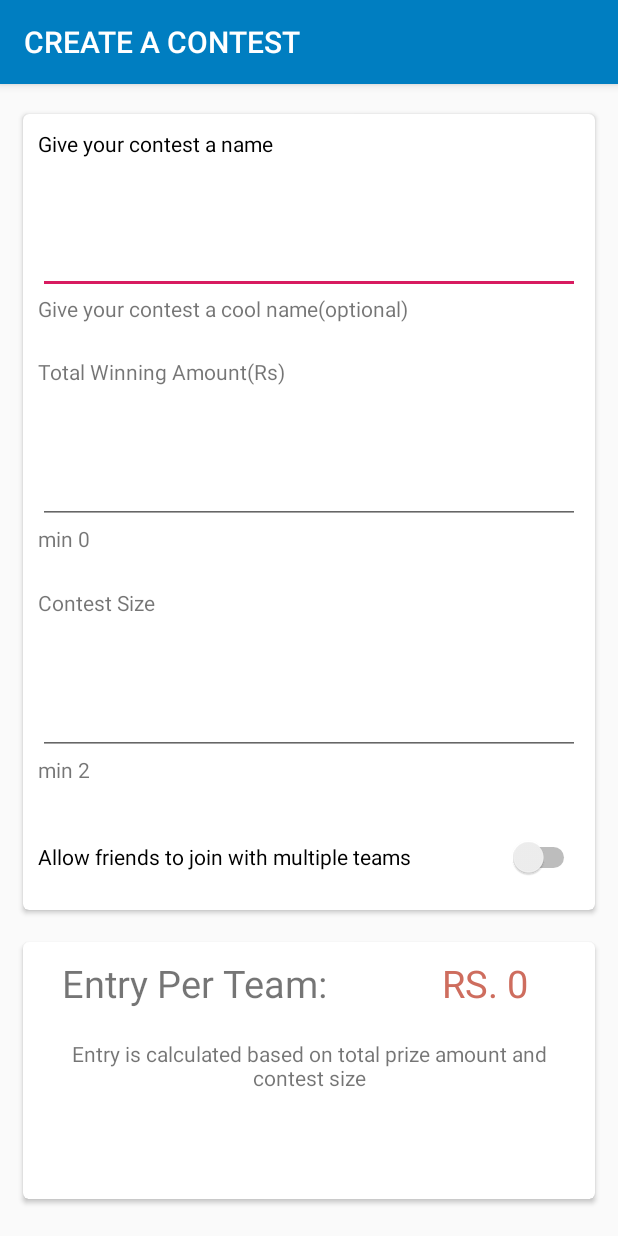
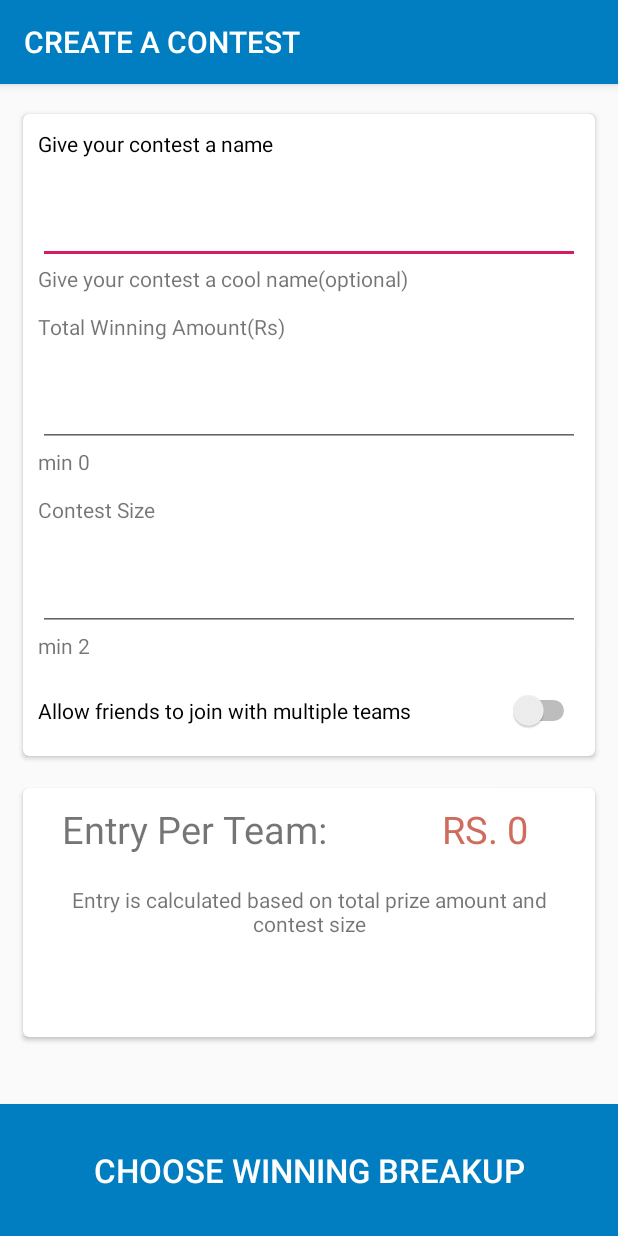
Before and after one commit to Rajat-dey/Rising11, an Android app: the CreateContest screen opened directly, with no data from a screen before it, on a phone screen of 412 x 824 dp. Run offline under Robolectric (Android 15) with nearby library versions, the phone set to English and light mode, and no system bars.

Commit message:
create contest button added

```diff
--- a/app/src/main/java/com/line/rising11/Login.java
+++ b/app/src/main/java/com/line/rising11/Login.java
@@ -23,7 +23,7 @@ public class Login extends AppCompatActivity {
         contest.setOnClickListener(new View.OnClickListener() {
             @Override
             public void onClick(View v) {
-                Intent intent = new Intent(Login.this, CreateContest.class);
+                Intent intent = new Intent(Login.this, SignUp.class);
                 startActivity(intent);
             }
         });
--- a/app/src/main/res/layout/activity_create_contest.xml
+++ b/app/src/main/res/layout/activity_create_contest.xml
@@ -14,7 +14,7 @@
             android:id="@+id/card_view"
             android:layout_width="match_parent"
             android:layout_height="0dp"
-            android:layout_weight="3"
+            android:layout_weight="5"
 
             android:layout_gravity="center"
             android:layout_marginStart="12dp"
@@ -120,9 +120,9 @@
             android:id="@+id/card_view1"
             android:layout_width="match_parent"
             android:layout_height="0dp"
-            android:layout_weight="1"
+            android:layout_weight="2"
             android:layout_gravity="center"
-            android:layout_marginBottom="20dp"
+            android:layout_marginBottom="40dp"
             android:layout_marginEnd="12dp"
             android:layout_marginStart="12dp"
             android:layout_marginTop="10dp"
@@ -133,7 +133,6 @@
             <LinearLayout
                 android:layout_width="match_parent"
                 android:layout_height="match_parent"
-
                 android:orientation="vertical">
 
 
@@ -174,6 +173,19 @@
 
         </android.support.v7.widget.CardView>
 
+        <Button
+            android:id="@+id/button"
+            android:layout_width="match_parent"
+            android:layout_height="0dp"
+            android:layout_weight="1"
+            android:background="@color/colorPrimary"
+            android:textColor="@color/white_text"
+            android:textSize="22sp"
+            android:gravity="center"
+            android:text="CHOOSE WINNING BREAKUP" />
+
     </LinearLayout>
 
+
+
 </RelativeLayout>
```
